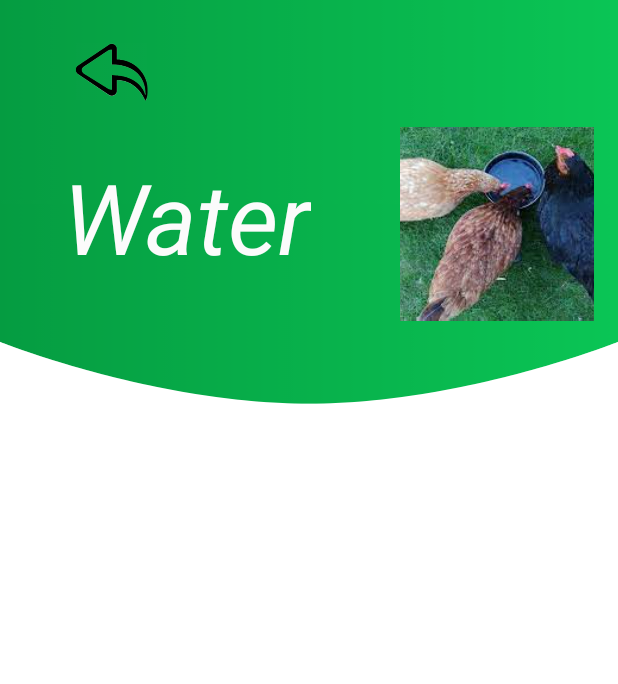
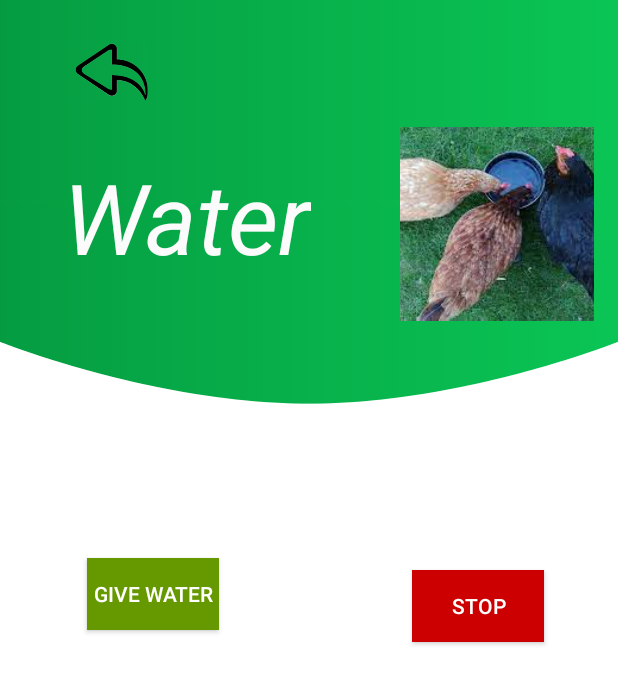
Before and after one commit to aurelle-awountsa/FarmApp, an Android app: the WaterActivity screen opened directly, with no data from a screen before it, on a phone screen of 412 x 824 dp. Shown: the top 684 px of the screen. Run offline under Robolectric (Android 15) with nearby library versions, the phone set to English and light mode, and no system bars; our stand-ins replace Firebase (no records; nobody signed in at launch, a user with empty details on screens opened directly).

Commit message:
ajout des boutons de contrôle à la page WaterActivity

```diff
--- a/app/src/main/java/com/example/farmapp/WaterActivity.java
+++ b/app/src/main/java/com/example/farmapp/WaterActivity.java
@@ -1,4 +1,6 @@
 package com.example.farmapp;
+
+import static com.example.farmapp.R.id.on;
 
 import androidx.appcompat.app.AppCompatActivity;
 
@@ -6,14 +8,48 @@ import android.annotation.SuppressLint;
 import android.content.Intent;
 import android.os.Bundle;
 import android.view.View;
+import android.widget.Button;
 import android.widget.ImageView;
+
+import com.google.firebase.database.DatabaseReference;
+import com.google.firebase.database.FirebaseDatabase;
 
 public class WaterActivity extends AppCompatActivity {
     private ImageView retour;
+    Button on;
+    Button off;
+    @SuppressLint("MissingInflatedId")
     @Override
     protected void onCreate(Bundle savedInstanceState) {
         super.onCreate(savedInstanceState);
         setContentView(R.layout.activity_water);
+
+        on = (Button) findViewById(R.id.on);
+        off = (Button) findViewById(R.id.off);
+        on.setOnClickListener(new View.OnClickListener() {
+            @Override
+            public void onClick(View view) {
+
+                FirebaseDatabase database = FirebaseDatabase.getInstance();
+                DatabaseReference myRef = database.getReference("LED_STATUS");
+
+                myRef.setValue(1);
+
+            }
+        });
+
+        off.setOnClickListener(new View.OnClickListener() {
+            @Override
+            public void onClick(View view) {
+
+                FirebaseDatabase database = FirebaseDatabase.getInstance();
+                DatabaseReference myRef = database.getReference("LED_STATUS");
+
+                myRef.setValue(0);
+
+            }
+        });
+
 
         this.retour = (ImageView) findViewById(R.id.rtr1);
         retour.setOnClickListener(new View.OnClickListener() {
--- a/app/src/main/res/layout/activity_water.xml
+++ b/app/src/main/res/layout/activity_water.xml
@@ -55,4 +55,32 @@
         app:layout_constraintStart_toStartOf="@+id/imageView4"
         app:layout_constraintTop_toTopOf="@+id/imageView4"
         app:layout_constraintVertical_bias="0.554" />
+
+    <Button
+        android:id="@+id/on"
+        android:layout_width="wrap_content"
+        android:layout_height="wrap_content"
+        android:layout_marginTop="44dp"
+        android:background="@android:color/holo_green_dark"
+        android:text="Give Water"
+        app:layout_constraintBottom_toBottomOf="parent"
+        app:layout_constraintEnd_toEndOf="parent"
+        app:layout_constraintHorizontal_bias="0.179"
+        app:layout_constraintStart_toStartOf="parent"
+        app:layout_constraintTop_toBottomOf="@+id/imageView4"
+        app:layout_constraintVertical_bias="0.127" />
+
+    <Button
+        android:id="@+id/off"
+        android:layout_width="wrap_content"
+        android:layout_height="wrap_content"
+        android:background="@android:color/holo_red_dark"
+        android:text="Stop"
+        app:layout_constraintBottom_toBottomOf="parent"
+        app:layout_constraintEnd_toEndOf="parent"
+        app:layout_constraintHorizontal_bias="0.848"
+        app:layout_constraintStart_toStartOf="parent"
+        app:layout_constraintTop_toBottomOf="@+id/imageView4"
+        app:layout_constraintVertical_bias="0.219" />
+
 </androidx.constraintlayout.widget.ConstraintLayout>
--- a/app/src/main/res/values/strings.xml
+++ b/app/src/main/res/values/strings.xml
@@ -1,3 +1,7 @@
 <resources>
     <string name="app_name">FarmApp</string>
+    <string name="title_activity_main2">MainActivity2</string>
+    <string name="title_home">Home</string>
+    <string name="title_dashboard">Dashboard</string>
+    <string name="title_notifications">Notifications</string>
 </resources>
--- a/build.gradle
+++ b/build.gradle
@@ -1,4 +1,8 @@
-// Top-level build file where you can add configuration options common to all sub-projects/modules.
+buildscript {
+    dependencies {
+        classpath 'com.google.gms:google-services:4.3.14'
+    }
+}// Top-level build file where you can add configuration options common to all sub-projects/modules.
 plugins {
     id 'com.android.application' version '7.3.1' apply false
     id 'com.android.library' version '7.3.1' apply false
```
Also changed, not shown: app/build.gradle (+9 -0 lines), app/src/main/AndroidManifest.xml (+8 -0 lines).
